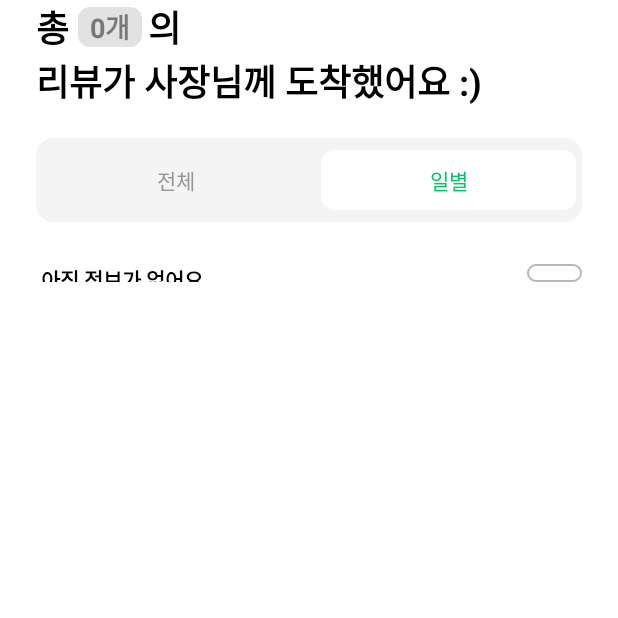
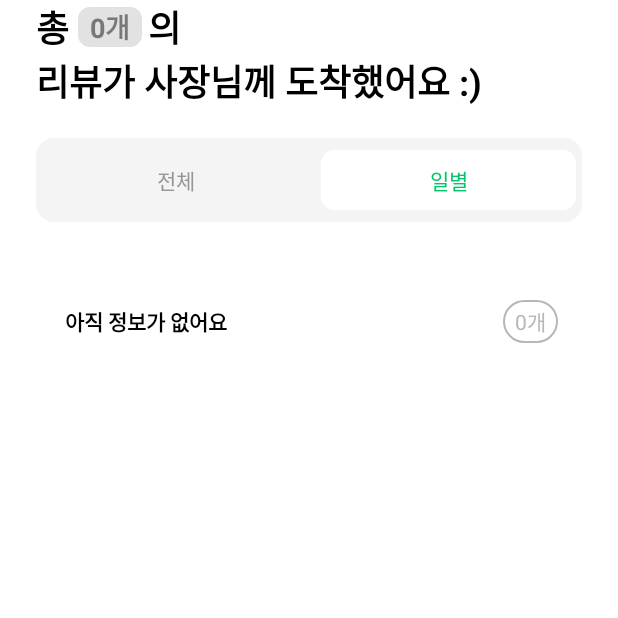
Before and after one commit to 3dollar-in-my-pocket/3dollar-in-my-pocket-manager-android, an Android app built with Jetpack Compose: the composable ReviewScreen shown on its own in the app's theme, after a tap on "일별", on a phone screen of 412 x 824 dp, the top half of it. Run offline under Robolectric (Android 15) with nearby library versions, the phone set to English and light mode, and no system bars; our stand-ins replace Dagger/Hilt's generated code, paging; libraries missing offline, so code that uses them is left out: com.naver.maps; 9 statements that could not run were skipped.

Commit message:
[Feat] 리뷰 통계 일별 데이터가 없을때 디자인 잘리던 문제 해결

```diff
--- a/app/src/main/java/app/threedollars/manager/storeManagement/ui/ReviewScreen.kt
+++ b/app/src/main/java/app/threedollars/manager/storeManagement/ui/ReviewScreen.kt
@@ -312,24 +312,27 @@ private fun SpecificDateColumn(index: Int, data: ContentsDto) {
 
 @Composable
 private fun EmptySpecificDate() {
-    Row(
+    Box(
         modifier = Modifier
             .fillMaxWidth()
-            .height(68.dp)
-            .padding(horizontal = 24.dp, vertical = 28.dp),
-        horizontalArrangement = Arrangement.Center
+            .padding(start = 24.dp, end = 24.dp, top = 28.dp)
+            .background(Color.White, shape = RoundedCornerShape(16.dp))
     )
     {
         Text(
+            modifier = Modifier
+                .padding(start = 16.dp, top = 24.dp, bottom = 24.dp)
+                .align(Alignment.CenterStart),
             text = stringResource(id = R.string.empty_specific_feedback),
             fontWeight = FontWeight.Bold,
             color = Color.Black,
             textAlign = TextAlign.Center,
-            fontSize = 14.sp
+            fontSize = 14.sp,
         )
-        Spacer(modifier = Modifier.weight(1f))
         Text(
             modifier = Modifier
+                .padding(end = 16.dp, top = 24.dp, bottom = 24.dp)
+                .align(Alignment.CenterEnd)
                 .border(1.dp, Gray30, RoundedCornerShape(32.dp))
                 .padding(vertical = 4.dp, horizontal = 8.dp),
             text = stringResource(R.string.units, 0),
```
